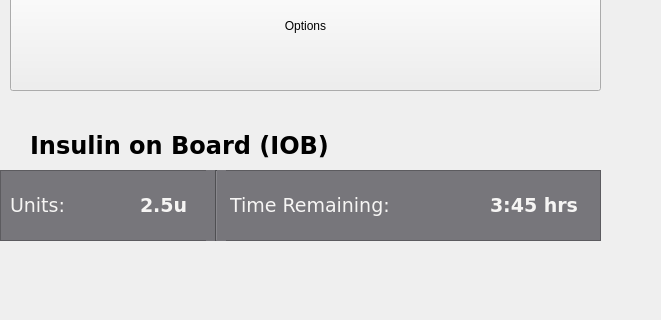
Before: the Qt Designer form tslimSim/mainwindow.ui in Chenguku/t-slim-Insulin-Pump, drawn with Qt 5; both pictures show x 0 to 661 and y 280 to 600 of the 800 by 600 pixel window.
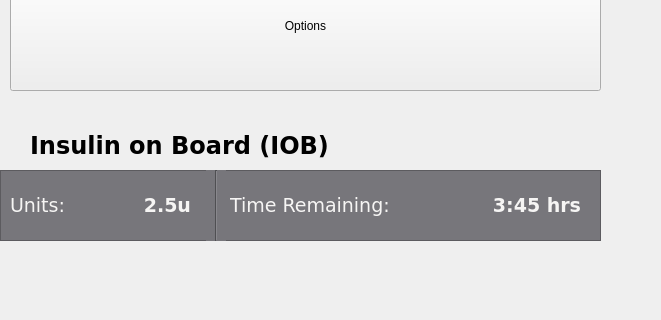
After: the same form once the commit is applied. The open tabs and pages were chosen to show the change.

Commit message: iob formatting fixes

Diff of the .ui file:
```diff
--- a/tslimSim/mainwindow.ui
+++ b/tslimSim/mainwindow.ui
@@ -521,13 +521,16 @@
        <property name="text">
         <string>3:45 hrs</string>
        </property>
+       <property name="alignment">
+        <set>Qt::AlignRight|Qt::AlignTrailing|Qt::AlignVCenter</set>
+       </property>
       </widget>
       <widget class="QLabel" name="units">
        <property name="geometry">
         <rect>
-         <x>140</x>
+         <x>110</x>
          <y>20</y>
-         <width>51</width>
+         <width>81</width>
          <height>31</height>
         </rect>
        </property>
@@ -539,12 +542,18 @@
          <bold>true</bold>
         </font>
        </property>
+       <property name="layoutDirection">
+        <enum>Qt::LeftToRight</enum>
+       </property>
        <property name="styleSheet">
         <string notr="true">color: rgb(246, 245, 244)</string>
        </property>
        <property name="text">
         <string>2.5u</string>
        </property>
+       <property name="alignment">
+        <set>Qt::AlignRight|Qt::AlignTrailing|Qt::AlignVCenter</set>
+       </property>
       </widget>
      </widget>
      <widget class="QLabel" name="insulinOnBoard">
```
Left out of the diff: 9 changed lines with no effect on the pictures. The commit also changes 2 other files.
